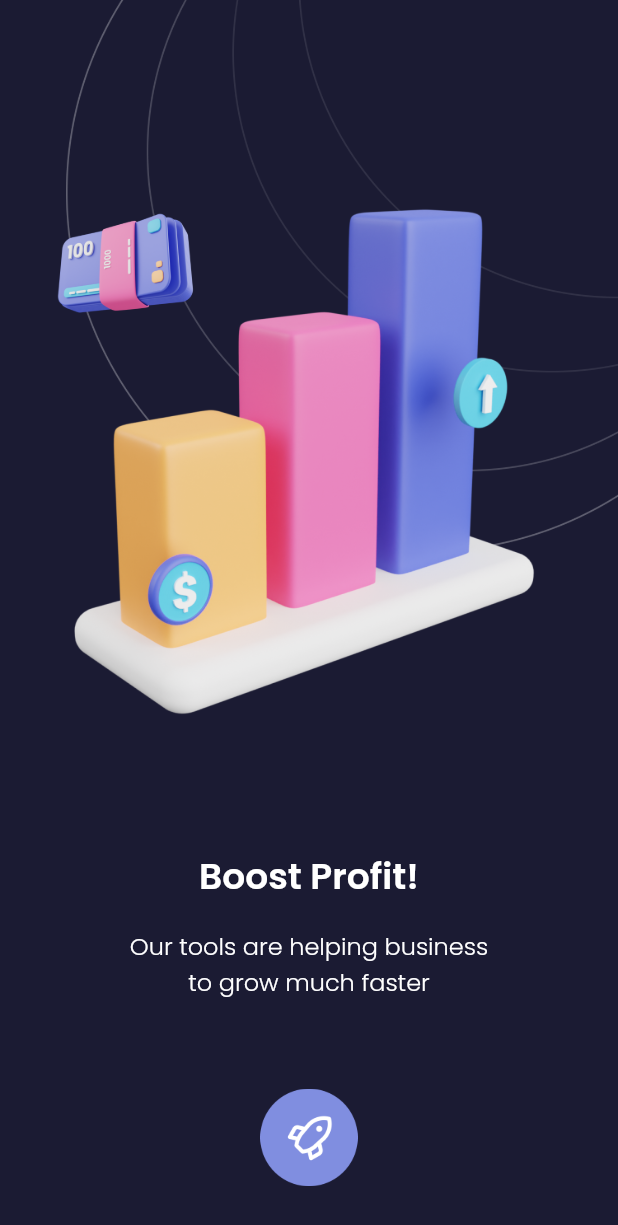
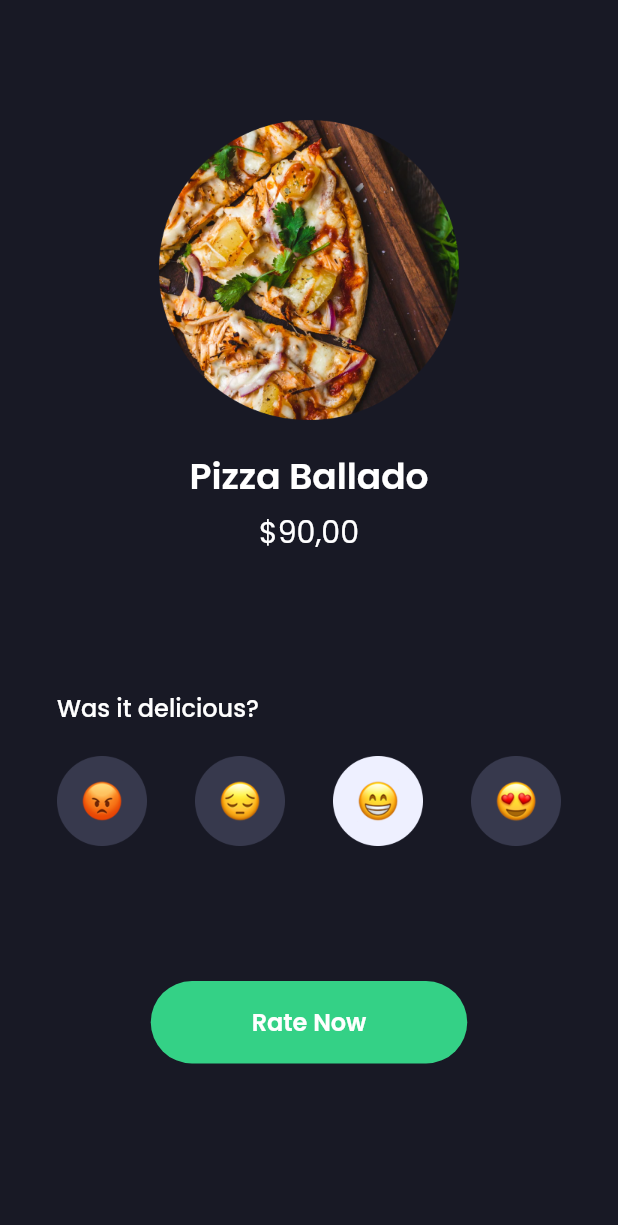
Before and after one commit to irmanyazid/sevendays, a Flutter app: the screen it shows after launch, on a phone screen of 412 x 824 dp. Shown: the top 1225 px of the screen. Run offline on Flutter 3.47's test engine with Material 2 defaults, Android fonts, the phone set to English and light mode, and no system bars; our stand-ins replace google_fonts.

Commit message:
update main and add first_rating page and slicing figma

```diff
--- a/lib/main.dart
+++ b/lib/main.dart
@@ -1,4 +1,4 @@
-import 'package:day1_splash_screen/pages/second_empty.dart';
+import 'package:day1_splash_screen/pages/first_rating.dart';
 import 'package:flutter/material.dart';
 
 void main() => runApp(const SevenDays());
@@ -10,7 +10,7 @@ class SevenDays extends StatelessWidget {
   Widget build(BuildContext context) {
     return const MaterialApp(
       debugShowCheckedModeBanner: false,
-      home: SecondEmpty(),
+      home: FirstRating(),
     );
   }
 }
--- /dev/null
+++ b/lib/pages/first_rating.dart
@@ -0,0 +1,88 @@
+import 'package:day1_splash_screen/widgets/theme.dart';
+import 'package:flutter/material.dart';
+
+class FirstRating extends StatelessWidget {
+  const FirstRating({super.key});
+
+  @override
+  Widget build(BuildContext context) {
+    return Scaffold(
+      backgroundColor: const Color(0xff181925),
+      body: Center(
+        child: Padding(
+          padding: const EdgeInsets.only(
+            top: 80,
+            left: 38,
+            right: 38,
+          ),
+          child: Column(
+            children: [
+              Image.asset(
+                'assets/pizza.png',
+                width: 200,
+              ),
+              const SizedBox(height: 20),
+              Text(
+                'Pizza Ballado',
+                style: foodTextStyle,
+              ),
+              const SizedBox(height: 4),
+              Text(
+                '\$90,00',
+                style: pricingTextStyle,
+              ),
+              const SizedBox(height: 90),
+              Column(
+                crossAxisAlignment: CrossAxisAlignment.start,
+                children: [
+                  Text(
+                    'Was it delicious?',
+                    style: questionTextStyle,
+                  ),
+                  const SizedBox(height: 20),
+                  Row(
+                    mainAxisAlignment: MainAxisAlignment.spaceBetween,
+                    children: [
+                      Image.asset(
+                        'assets/emoji_one.png',
+                        width: 60,
+                      ),
+                      Image.asset(
+                        'assets/emoji_two.png',
+                        width: 60,
+                      ),
+                      Image.asset(
+                        'assets/emoji_three.png',
+                        width: 60,
+                      ),
+                      Image.asset(
+                        'assets/emoji_four.png',
+                        width: 60,
+                      ),
+                    ],
+                  ),
+                ],
+              ),
+              const SizedBox(height: 90),
+              Container(
+                width: 211,
+                height: 55,
+                decoration: BoxDecoration(
+                  color: const Color(0xff34D186),
+                  borderRadius: BorderRadius.circular(60),
+                ),
+                child: Align(
+                  child: Text(
+                    'Rate Now',
+                    style: rateTextStyle,
+                  ),
+                ),
+              ),
+              const SizedBox(height: 100),
+            ],
+          ),
+        ),
+      ),
+    );
+  }
+}
```
